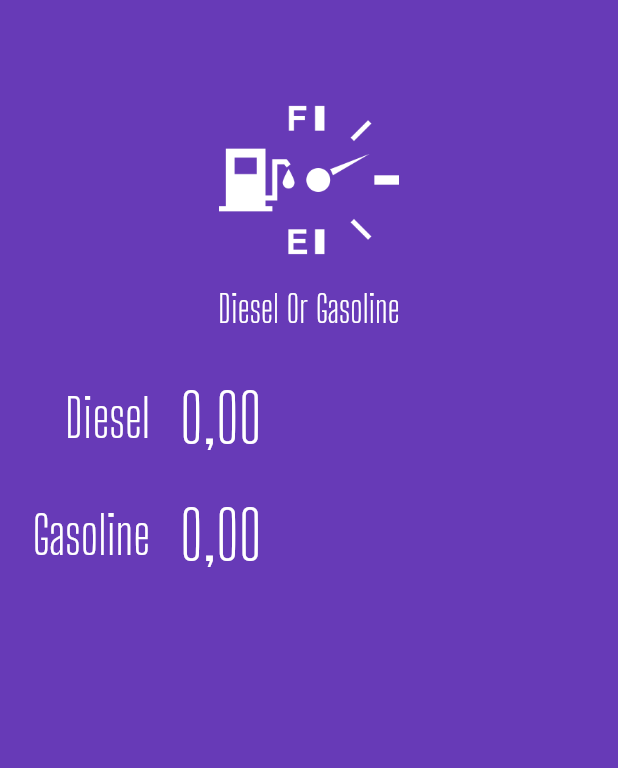
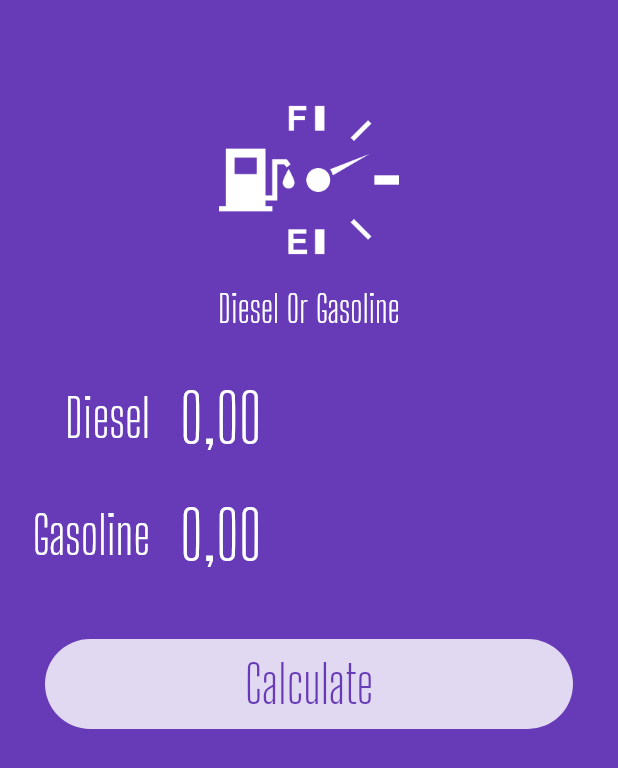
Before and after one commit to wendellarnald/flutter-fuel, a Flutter app: the screen it shows after launch, on a phone screen of 412 x 824 dp. Shown: the top 768 px of the screen. Run offline on Flutter 3.47's test engine with Material 2 defaults, Android fonts, the phone set to English and light mode, and no system bars; our stand-ins replace flutter_masked_text.

Commit message:
Add button calculate

```diff
--- a/lib/main.dart
+++ b/lib/main.dart
@@ -41,6 +41,25 @@ class HomePage extends StatelessWidget {
             label: "Gasoline",
             ctrl: _gasolineController,
           ),
+          Container(
+            margin: EdgeInsets.all(30),
+            height: 60,
+            decoration: BoxDecoration(
+              color: Colors.white.withOpacity(0.8),
+              borderRadius: BorderRadius.circular(60),
+            ),
+            child: FlatButton(
+              child: Text(
+                "Calculate",
+                style: TextStyle(
+                  color: Theme.of(context).primaryColor,
+                  fontSize: 35,
+                  fontFamily: "Big Shoulders Display",
+                ),
+              ),
+              onPressed: () {},
+            ),
+          ),
         ],
       ),
     );
```
